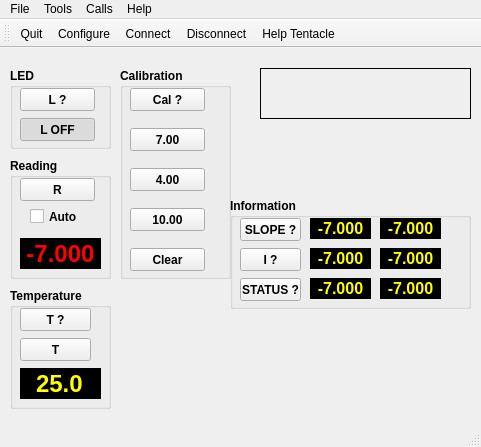
Qt form mainwindow.ui (cskv/atlas-tentacle) before a commit.
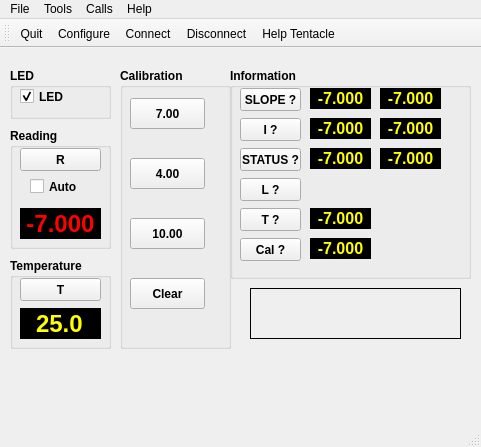
The same form after that commit. Icons and pictures are not drawn. Custom widgets are drawn as their Qt base class.

What changed in the file:
```diff
--- a/mainwindow.ui
+++ b/mainwindow.ui
@@ -20,7 +20,7 @@
       <x>120</x>
       <y>20</y>
       <width>111</width>
-      <height>211</height>
+      <height>281</height>
      </rect>
     </property>
     <property name="font">
@@ -36,9 +36,9 @@
      <property name="geometry">
       <rect>
        <x>10</x>
-       <y>60</y>
+       <y>30</y>
        <width>75</width>
-       <height>23</height>
+       <height>31</height>
       </rect>
      </property>
      <property name="text">
@@ -49,9 +49,9 @@
      <property name="geometry">
       <rect>
        <x>10</x>
-       <y>100</y>
+       <y>90</y>
        <width>75</width>
-       <height>23</height>
+       <height>31</height>
       </rect>
      </property>
      <property name="text">
@@ -62,9 +62,9 @@
      <property name="geometry">
       <rect>
        <x>10</x>
-       <y>140</y>
+       <y>150</y>
        <width>75</width>
-       <height>23</height>
+       <height>31</height>
       </rect>
      </property>
      <property name="text">
@@ -75,245 +75,21 @@
      <property name="geometry">
       <rect>
        <x>10</x>
-       <y>180</y>
+       <y>210</y>
        <width>75</width>
-       <height>23</height>
+       <height>31</height>
       </rect>
      </property>
      <property name="text">
       <string>Clear</string>
      </property>
     </widget>
-    <widget class="QPushButton" name="btnCal">
-     <property name="geometry">
-      <rect>
-       <x>10</x>
-       <y>20</y>
-       <width>75</width>
-       <height>23</height>
-      </rect>
-     </property>
-     <property name="text">
-      <string>Cal ?</string>
-     </property>
-    </widget>
-   </widget>
-   <widget class="QGroupBox" name="gbLED">
-    <property name="geometry">
-     <rect>
-      <x>10</x>
-      <y>20</y>
-      <width>101</width>
-      <height>81</height>
-     </rect>
-    </property>
-    <property name="font">
-     <font>
-      <weight>75</weight>
-      <bold>true</bold>
-     </font>
-    </property>
-    <property name="title">
-     <string>LED</string>
-    </property>
-    <widget class="QPushButton" name="btnSetLED">
-     <property name="geometry">
-      <rect>
-       <x>10</x>
-       <y>50</y>
-       <width>75</width>
-       <height>23</height>
-      </rect>
-     </property>
-     <property name="text">
-      <string>L OFF</string>
-     </property>
-     <property name="checkable">
-      <bool>true</bool>
-     </property>
-     <property name="checked">
-      <bool>true</bool>
-     </property>
-    </widget>
-    <widget class="QPushButton" name="btnLED">
-     <property name="geometry">
-      <rect>
-       <x>10</x>
-       <y>20</y>
-       <width>75</width>
-       <height>23</height>
-      </rect>
-     </property>
-     <property name="text">
-      <string>L ?</string>
-     </property>
-    </widget>
-   </widget>
-   <widget class="QGroupBox" name="gbRead">
-    <property name="geometry">
-     <rect>
-      <x>10</x>
-      <y>110</y>
-      <width>101</width>
-      <height>121</height>
-     </rect>
-    </property>
-    <property name="font">
-     <font>
-      <weight>75</weight>
-      <bold>true</bold>
-     </font>
-    </property>
-    <property name="title">
-     <string>Reading</string>
-    </property>
-    <widget class="QPushButton" name="btnpH">
-     <property name="geometry">
-      <rect>
-       <x>10</x>
-       <y>20</y>
-       <width>75</width>
-       <height>23</height>
-      </rect>
-     </property>
-     <property name="text">
-      <string>R</string>
-     </property>
-    </widget>
-    <widget class="QCheckBox" name="cbAuto">
-     <property name="geometry">
-      <rect>
-       <x>20</x>
-       <y>50</y>
-       <width>61</width>
-       <height>17</height>
-      </rect>
-     </property>
-     <property name="text">
-      <string>Auto</string>
-     </property>
-    </widget>
-    <widget class="QLabel" name="pHLabel">
-     <property name="geometry">
-      <rect>
-       <x>10</x>
-       <y>80</y>
-       <width>81</width>
-       <height>31</height>
-      </rect>
-     </property>
-     <property name="font">
-      <font>
-       <family>Arial</family>
-       <pointsize>18</pointsize>
-       <weight>75</weight>
-       <bold>true</bold>
-      </font>
-     </property>
-     <property name="styleSheet">
-      <string notr="true">background: black;
-color: red;
-</string>
-     </property>
-     <property name="text">
-      <string>-7.000</string>
-     </property>
-     <property name="textFormat">
-      <enum>Qt::PlainText</enum>
-     </property>
-     <property name="alignment">
-      <set>Qt::AlignCenter</set>
-     </property>
-     <property name="margin">
-      <number>4</number>
-     </property>
-    </widget>
-   </widget>
-   <widget class="QGroupBox" name="gbTemp">
-    <property name="geometry">
-     <rect>
-      <x>10</x>
-      <y>240</y>
-      <width>101</width>
-      <height>121</height>
-     </rect>
-    </property>
-    <property name="font">
-     <font>
-      <weight>75</weight>
-      <bold>true</bold>
-     </font>
-    </property>
-    <property name="title">
-     <string>Temperature</string>
-    </property>
-    <widget class="QPushButton" name="btnSetTemp">
-     <property name="geometry">
-      <rect>
-       <x>10</x>
-       <y>50</y>
-       <width>71</width>
-       <height>23</height>
-      </rect>
-     </property>
-     <property name="text">
-      <string>T</string>
-     </property>
-    </widget>
-    <widget class="QPushButton" name="btnGetTemp">
-     <property name="geometry">
-      <rect>
-       <x>10</x>
-       <y>20</y>
-       <width>71</width>
-       <height>23</height>
-      </rect>
-     </property>
-     <property name="text">
-      <string>T ?</string>
-     </property>
-    </widget>
-    <widget class="QLineEdit" name="leTemp">
-     <property name="geometry">
-      <rect>
-       <x>10</x>
-       <y>80</y>
-       <width>81</width>
-       <height>31</height>
-      </rect>
-     </property>
-     <property name="font">
-      <font>
-       <family>Arial</family>
-       <pointsize>18</pointsize>
-       <weight>75</weight>
-       <bold>true</bold>
-      </font>
-     </property>
-     <property name="autoFillBackground">
-      <bool>false</bool>
-     </property>
-     <property name="styleSheet">
-      <string notr="true">background: black;
-color: yellow;
-</string>
-     </property>
-     <property name="text">
-      <string>25.0</string>
-     </property>
-     <property name="frame">
-      <bool>false</bool>
-     </property>
-     <property name="alignment">
-      <set>Qt::AlignCenter</set>
-     </property>
-    </widget>
    </widget>
    <widget class="QLabel" name="label_2">
     <property name="geometry">
      <rect>
-      <x>260</x>
-      <y>20</y>
+      <x>250</x>
+      <y>240</y>
       <width>211</width>
       <height>51</height>
      </rect>
@@ -334,8 +110,8 @@
    <widget class="QLabel" name="label_3">
     <property name="geometry">
      <rect>
-      <x>260</x>
-      <y>80</y>
+      <x>250</x>
+      <y>310</y>
       <width>211</width>
       <height>51</height>
      </rect>
@@ -354,9 +130,9 @@
     <property name="geometry">
      <rect>
       <x>230</x>
-      <y>150</y>
+      <y>20</y>
       <width>241</width>
-      <height>111</height>
+      <height>211</height>
      </rect>
     </property>
     <property name="sizePolicy">
@@ -629,6 +405,320 @@
       <number>4</number>
      </property>
     </widget>
+    <widget class="QPushButton" name="btnLED">
+     <property name="geometry">
+      <rect>
+       <x>10</x>
+       <y>110</y>
+       <width>61</width>
+       <height>23</height>
+      </rect>
+     </property>
+     <property name="text">
+      <string>L ?</string>
+     </property>
+    </widget>
+    <widget class="LedIndicator" name="stateLed" native="true">
+     <property name="geometry">
+      <rect>
+       <x>90</x>
+       <y>110</y>
+       <width>31</width>
+       <height>21</height>
+      </rect>
+     </property>
+     <widget class="QWidget" name="widget" native="true">
+      <property name="geometry">
+       <rect>
+        <x>-10</x>
+        <y>0</y>
+        <width>61</width>
+        <height>21</height>
+       </rect>
+      </property>
+     </widget>
+    </widget>
+    <widget class="QPushButton" name="btnGetTemp">
+     <property name="geometry">
+      <rect>
+       <x>10</x>
+       <y>140</y>
+       <width>61</width>
+       <height>23</height>
+      </rect>
+     </property>
+     <property name="text">
+      <string>T ?</string>
+     </property>
+    </widget>
+    <widget class="QLabel" name="tempLabel">
+     <property name="geometry">
+      <rect>
+       <x>80</x>
+       <y>140</y>
+       <width>61</width>
+       <height>21</height>
+      </rect>
+     </property>
+     <property name="font">
+      <font>
+       <family>Arial</family>
+       <pointsize>12</pointsize>
+       <weight>75</weight>
+       <bold>true</bold>
+      </font>
+     </property>
+     <property name="styleSheet">
+      <string notr="true">background: black;
+color: yellow;
+</string>
+     </property>
+     <property name="text">
+      <string>-7.000</string>
+     </property>
+     <property name="textFormat">
+      <enum>Qt::PlainText</enum>
+     </property>
+     <property name="alignment">
+      <set>Qt::AlignCenter</set>
+     </property>
+     <property name="margin">
+      <number>4</number>
+     </property>
+    </widget>
+    <widget class="QPushButton" name="btnCal">
+     <property name="geometry">
+      <rect>
+       <x>10</x>
+       <y>170</y>
+       <width>61</width>
+       <height>23</height>
+      </rect>
+     </property>
+     <property name="text">
+      <string>Cal ?</string>
+     </property>
+    </widget>
+    <widget class="QLabel" name="calLabel">
+     <property name="geometry">
+      <rect>
+       <x>80</x>
+       <y>170</y>
+       <width>61</width>
+       <height>21</height>
+      </rect>
+     </property>
+     <property name="font">
+      <font>
+       <family>Arial</family>
+       <pointsize>12</pointsize>
+       <weight>75</weight>
+       <bold>true</bold>
+      </font>
+     </property>
+     <property name="styleSheet">
+      <string notr="true">background: black;
+color: yellow;
+</string>
+     </property>
+     <property name="text">
+      <string>-7.000</string>
+     </property>
+     <property name="textFormat">
+      <enum>Qt::PlainText</enum>
+     </property>
+     <property name="alignment">
+      <set>Qt::AlignCenter</set>
+     </property>
+     <property name="margin">
+      <number>4</number>
+     </property>
+    </widget>
+   </widget>
+   <widget class="QGroupBox" name="gbLED">
+    <property name="geometry">
+     <rect>
+      <x>10</x>
+      <y>20</y>
+      <width>101</width>
+      <height>51</height>
+     </rect>
+    </property>
+    <property name="font">
+     <font>
+      <weight>75</weight>
+      <bold>true</bold>
+     </font>
+    </property>
+    <property name="title">
+     <string>LED</string>
+    </property>
+    <widget class="QCheckBox" name="ledCheckBox">
+     <property name="geometry">
+      <rect>
+       <x>10</x>
+       <y>20</y>
+       <width>70</width>
+       <height>17</height>
+      </rect>
+     </property>
+     <property name="autoFillBackground">
+      <bool>false</bool>
+     </property>
+     <property name="text">
+      <string>LED</string>
+     </property>
+     <property name="checked">
+      <bool>true</bool>
+     </property>
+    </widget>
+   </widget>
+   <widget class="QGroupBox" name="gbTemp">
+    <property name="geometry">
+     <rect>
+      <x>10</x>
+      <y>210</y>
+      <width>101</width>
+      <height>91</height>
+     </rect>
+    </property>
+    <property name="font">
+     <font>
+      <weight>75</weight>
+      <bold>true</bold>
+     </font>
+    </property>
+    <property name="title">
+     <string>Temperature</string>
+    </property>
+    <widget class="QPushButton" name="btnSetTemp">
+     <property name="geometry">
+      <rect>
+       <x>10</x>
+       <y>20</y>
+       <width>81</width>
+       <height>23</height>
+      </rect>
+     </property>
+     <property name="text">
+      <string>T</string>
+     </property>
+    </widget>
+    <widget class="QLineEdit" name="leTemp">
+     <property name="geometry">
+      <rect>
+       <x>10</x>
+       <y>50</y>
+       <width>81</width>
+       <height>31</height>
+      </rect>
+     </property>
+     <property name="font">
+      <font>
+       <family>Arial</family>
+       <pointsize>18</pointsize>
+       <weight>75</weight>
+       <bold>true</bold>
+      </font>
+     </property>
+     <property name="autoFillBackground">
+      <bool>false</bool>
+     </property>
+     <property name="styleSheet">
+      <string notr="true">background: black;
+color: yellow;
+</string>
+     </property>
+     <property name="text">
+      <string>25.0</string>
+     </property>
+     <property name="frame">
+      <bool>false</bool>
+     </property>
+     <property name="alignment">
+      <set>Qt::AlignCenter</set>
+     </property>
+    </widget>
+   </widget>
+   <widget class="QGroupBox" name="gbRead">
+    <property name="geometry">
+     <rect>
+      <x>10</x>
+      <y>80</y>
+      <width>101</width>
+      <height>121</height>
+     </rect>
+    </property>
+    <property name="font">
+     <font>
+      <weight>75</weight>
+      <bold>true</bold>
+     </font>
+    </property>
+    <property name="title">
+     <string>Reading</string>
+    </property>
+    <widget class="QPushButton" name="btnpH">
+     <property name="geometry">
+      <rect>
+       <x>10</x>
+       <y>20</y>
+       <width>81</width>
+       <height>23</height>
+      </rect>
+     </property>
+     <property name="text">
+      <string>R</string>
+     </property>
+    </widget>
+    <widget class="QCheckBox" name="cbAuto">
+     <property name="geometry">
+      <rect>
+       <x>20</x>
+       <y>50</y>
+       <width>61</width>
+       <height>17</height>
+      </rect>
+     </property>
+     <property name="text">
+      <string>Auto</string>
+     </property>
+    </widget>
+    <widget class="QLabel" name="pHLabel">
+     <property name="geometry">
+      <rect>
+       <x>10</x>
+       <y>80</y>
+       <width>81</width>
+       <height>31</height>
+      </rect>
+     </property>
+     <property name="font">
+      <font>
+       <family>Arial</family>
+       <pointsize>18</pointsize>
+       <weight>75</weight>
+       <bold>true</bold>
+      </font>
+     </property>
+     <property name="styleSheet">
+      <string notr="true">background: black;
+color: red;
+</string>
+     </property>
+     <property name="text">
+      <string>-7.000</string>
+     </property>
+     <property name="textFormat">
+      <enum>Qt::PlainText</enum>
+     </property>
+     <property name="alignment">
+      <set>Qt::AlignCenter</set>
+     </property>
+     <property name="margin">
+      <number>4</number>
+     </property>
+    </widget>
    </widget>
   </widget>
   <widget class="QMenuBar" name="menuBar">
@@ -743,6 +833,14 @@
   </action>
  </widget>
  <layoutdefault spacing="6" margin="11"/>
+ <customwidgets>
+  <customwidget>
+   <class>LedIndicator</class>
+   <extends>QWidget</extends>
+   <header>ledindicator.h</header>
+   <container>1</container>
+  </customwidget>
+ </customwidgets>
  <resources>
   <include location="atlasterminal.qrc"/>
  </resources>
```
